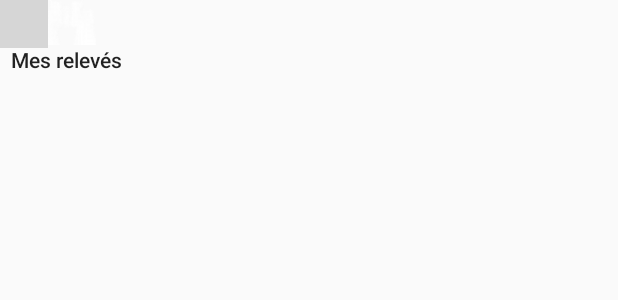
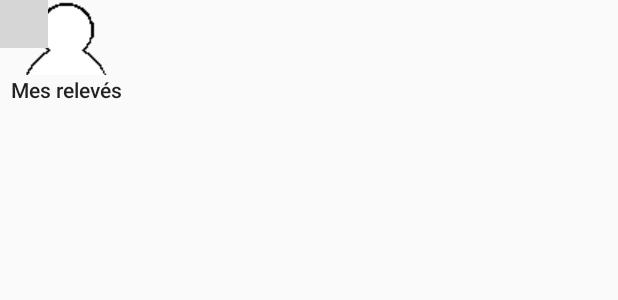
Before and after one commit to Fidjiro/Stage, an Android app: the layout activity_main_rel.xml on its own in the app's theme, with its tools: preview values and no code run, on a phone screen of 412 x 824 dp. Shown: the top 300 px of the screen. Run offline under Robolectric (Android 15) with nearby library versions, the phone set to English and light mode, and no system bars; plain views replace MapView; grey boxes are pictures that could not be loaded.

Commit message:
création de l'image 'face' pour le bouton qui affichera les relevés créer par l'utilisateur

```diff
--- a/MyApplication/MyApplication/app/src/main/res/layout/activity_main_rel.xml
+++ b/MyApplication/MyApplication/app/src/main/res/layout/activity_main_rel.xml
@@ -16,8 +16,8 @@
         android:id="@+id/mesReleves"
         android:layout_width="wrap_content"
         android:layout_height="wrap_content"
-        android:background="@android:color/transparent"
-        android:drawableTop="@drawable/jumelles"
+        android:background="?android:attr/selectableItemBackground"
+        android:drawableTop="@drawable/face"
         android:layout_margin="@dimen/formLayoutsMargin"
         android:text="@string/mesReleves"
         android:textAllCaps="false" />
```
Also changed, not shown: MyApplication/MyApplication/app/src/main/res/drawable-mdpi/face.png (added).
